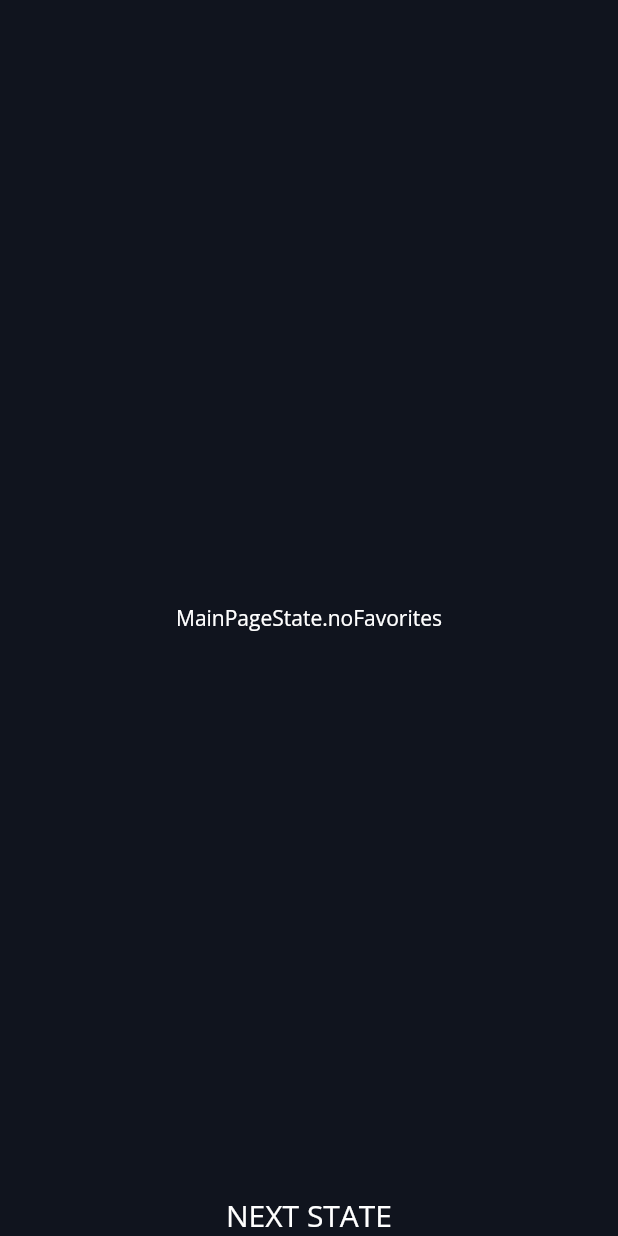
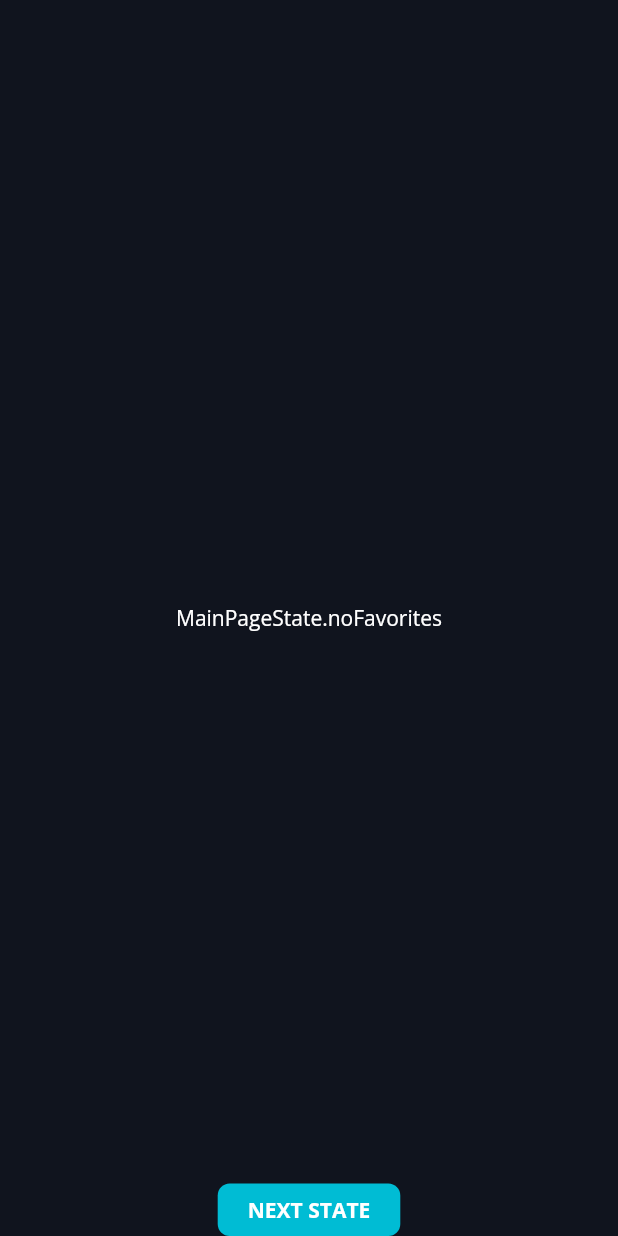
Before and after one commit to NatalinStanislav/superheroes, a Flutter app: the screen it shows after launch, on a phone screen of 412 x 824 dp. Run offline on Flutter 3.47's test engine with Material 2 defaults, Android fonts, the phone set to English and light mode, and no system bars; our stand-ins replace google_fonts, rxdart.

```diff
--- a/lib/pages/main_page.dart
+++ b/lib/pages/main_page.dart
@@ -2,6 +2,7 @@ import 'package:flutter/material.dart';
 import 'package:provider/provider.dart';
 import 'package:superheroes/blocs/main_bloc.dart';
 import 'package:superheroes/resources/superheroes_colors.dart';
+import 'package:superheroes/widgets/action_button.dart';
 
 class MainPage extends StatefulWidget {
   MainPage({Key? key}) : super(key: key);
@@ -47,8 +48,7 @@ class MainPageContent extends StatelessWidget {
             onTap: () {
               bloc.nextState();
             },
-            child: Text("Next state".toUpperCase(),
-                style: TextStyle(fontSize: 20, color: Colors.white)),
+            child: ActionButton(text: "Next state",onTap: (){}),
           ),
         )
       ],
--- /dev/null
+++ b/lib/widgets/action_button.dart
@@ -0,0 +1,35 @@
+import 'package:flutter/cupertino.dart';
+import 'package:flutter/material.dart';
+import 'package:superheroes/resources/superheroes_colors.dart';
+
+class ActionButton extends StatelessWidget {
+  final String text;
+  final VoidCallback onTap;
+
+  const ActionButton({
+    Key? key,
+    required this.text,
+    required this.onTap,
+  }) : super(key: key);
+
+  @override
+  Widget build(BuildContext context) {
+    return GestureDetector(
+      onTap: onTap,
+      child: Container(
+        padding: EdgeInsets.symmetric(horizontal: 20, vertical: 8,),
+        decoration: BoxDecoration(
+          color: SuperheroesColors.blue,
+          borderRadius: BorderRadius.circular(8),
+        ),
+        child: Text(
+          text.toUpperCase(),
+          style: const TextStyle(
+              fontWeight: FontWeight.w700,
+              fontSize: 14,
+              color: Colors.white),
+        ),
+      ),
+    );
+  }
+}
```
Also changed, not shown: 2 other files.
